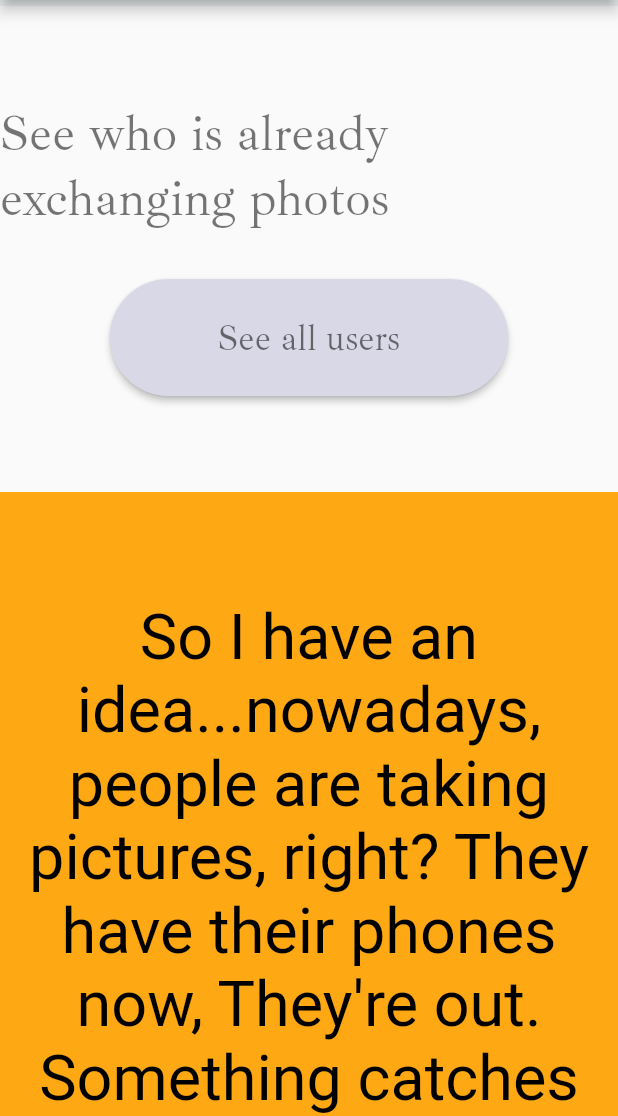
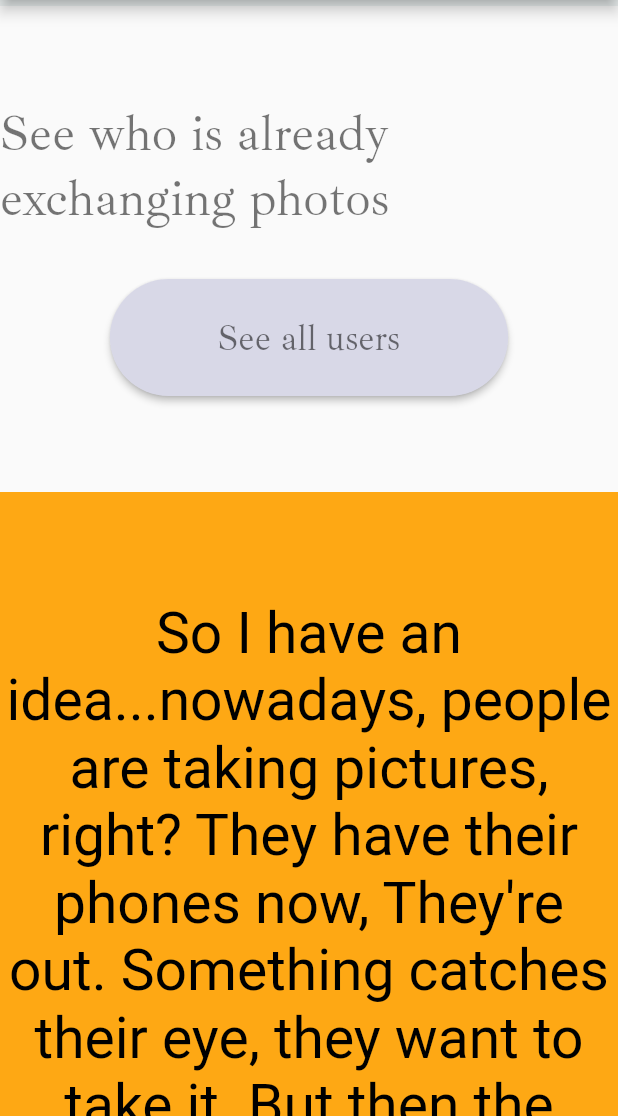
Before and after one commit to petarjovanovic23/claimd-task, a Flutter app: the screen it shows after launch, scrolled down 576 dp, on a phone screen of 412 x 824 dp, the part 120-1236 px from its top. Run offline on Flutter 3.47's test engine with Material 2 defaults, Android fonts, the phone set to English and light mode, and no system bars; network calls fail.

Commit message:
Lowered font size of testimonial

```diff
--- a/lib/app_theme.dart
+++ b/lib/app_theme.dart
@@ -15,7 +15,7 @@ class AppTheme {
       headline4: TextStyle(color: Colors.black, fontSize: 38, fontFamily: K.fontFamilyRoboto),
       bodyText1: TextStyle(color: Colors.black54, fontSize: 34, fontFamily: K.fontFamilyIbarra),
       bodyText2: TextStyle(color: Colors.black54, fontSize: 24, fontFamily: K.fontFamilyIbarra),
-      subtitle1: TextStyle(fontSize: 42, fontFamily: K.fontFamilyRoboto, color: Colors.black, fontWeight: FontWeight.w500),
+      subtitle1: TextStyle(fontSize: 38, fontFamily: K.fontFamilyRoboto, color: Colors.black, fontWeight: FontWeight.w500),
     ),
     primaryColor: const Color(0xffEAEFEF),
     highlightColor: const Color(0xfffea814),
--- a/lib/widgets/testimonial.dart
+++ b/lib/widgets/testimonial.dart
@@ -8,7 +8,7 @@ class Testimonial extends StatelessWidget {
   Container buildTestimonialText(BuildContext context) {
     return Container(
       padding: const EdgeInsets.only(top: 72.0, bottom: 24.0),
-      width: 1080,
+      width: 980,
       child: Center(child: Text(K.testimonial, textAlign: TextAlign.center, style: Theme.of(context).textTheme.subtitle1)),
     );
   }
```
